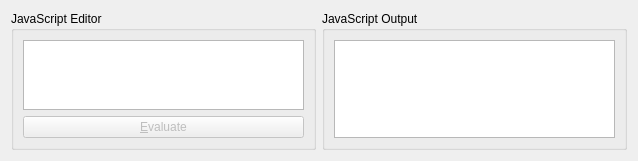
The window that examples/uml/duse-mt/src/plugins/javascriptconsole/javascriptconsole.ui (qt/qtmodeling) describes before a commit, drawn with Qt 5.
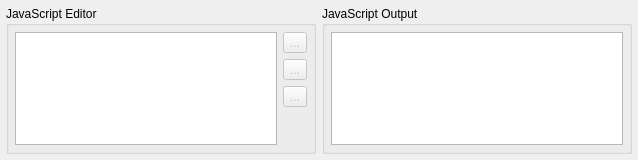
The same window after the commit. Icons and pictures are not drawn.

Commit message: Add opening/saving of scripts

```diff
--- a/examples/uml/duse-mt/src/plugins/javascriptconsole/javascriptconsole.ui
+++ b/examples/uml/duse-mt/src/plugins/javascriptconsole/javascriptconsole.ui
@@ -14,25 +14,117 @@
    <string>Form</string>
   </property>
   <layout class="QGridLayout" name="gridLayout_3">
+   <property name="leftMargin">
+    <number>6</number>
+   </property>
+   <property name="topMargin">
+    <number>6</number>
+   </property>
+   <property name="rightMargin">
+    <number>6</number>
+   </property>
+   <property name="bottomMargin">
+    <number>6</number>
+   </property>
    <item row="0" column="0">
     <widget class="QGroupBox" name="groupBox">
      <property name="title">
       <string>JavaScript Editor</string>
      </property>
      <layout class="QGridLayout" name="gridLayout">
+      <property name="leftMargin">
+       <number>6</number>
+      </property>
+      <property name="topMargin">
+       <number>6</number>
+      </property>
+      <property name="rightMargin">
+       <number>6</number>
+      </property>
+      <property name="bottomMargin">
+       <number>6</number>
+      </property>
       <item row="0" column="0">
-       <widget class="QTextEdit" name="txeJavaScript"/>
-      </item>
-      <item row="1" column="0">
-       <widget class="QPushButton" name="psbJSEvaluate">
-        <property name="enabled">
+       <widget class="QTextEdit" name="txeJavaScript">
+        <property name="acceptRichText">
          <bool>false</bool>
         </property>
-        <property name="text">
-         <string>&amp;Evaluate</string>
-        </property>
        </widget>
       </item>
+      <item row="0" column="1">
+       <layout class="QVBoxLayout" name="verticalLayout">
+        <item>
+         <widget class="QToolButton" name="tbtJSEvaluate">
+          <property name="enabled">
+           <bool>false</bool>
+          </property>
+          <property name="toolTip">
+           <string>Run (CTRL-R)</string>
+          </property>
+          <property name="text">
+           <string>...</string>
+          </property>
+          <property name="icon">
+           <iconset theme="system-run">
+            <normaloff/>
+           </iconset>
+          </property>
+          <property name="shortcut">
+           <string>Ctrl+R</string>
+          </property>
+         </widget>
+        </item>
+        <item>
+         <widget class="QToolButton" name="tbtSaveScript">
+          <property name="enabled">
+           <bool>false</bool>
+          </property>
+          <property name="toolTip">
+           <string>Save script as</string>
+          </property>
+          <property name="text">
+           <string>...</string>
+          </property>
+          <property name="icon">
+           <iconset theme="document-save">
+            <normaloff/>
+           </iconset>
+          </property>
+         </widget>
+        </item>
+        <item>
+         <widget class="QToolButton" name="tbtOpenScript">
+          <property name="enabled">
+           <bool>false</bool>
+          </property>
+          <property name="toolTip">
+           <string>Open script</string>
+          </property>
+          <property name="text">
+           <string>...</string>
+          </property>
+          <property name="icon">
+           <iconset theme="document-open">
+            <normaloff/>
+           </iconset>
+          </property>
+         </widget>
+        </item>
+        <item>
+         <spacer name="verticalSpacer_2">
+          <property name="orientation">
+           <enum>Qt::Vertical</enum>
+          </property>
+          <property name="sizeHint" stdset="0">
+           <size>
+            <width>20</width>
+            <height>40</height>
+           </size>
+          </property>
+         </spacer>
+        </item>
+       </layout>
+      </item>
      </layout>
     </widget>
    </item>
@@ -42,6 +134,18 @@
       <string>JavaScript Output</string>
      </property>
      <layout class="QGridLayout" name="gridLayout_2">
+      <property name="leftMargin">
+       <number>6</number>
+      </property>
+      <property name="topMargin">
+       <number>6</number>
+      </property>
+      <property name="rightMargin">
+       <number>6</number>
+      </property>
+      <property name="bottomMargin">
+       <number>6</number>
+      </property>
       <item row="0" column="0">
        <widget class="QTextEdit" name="txeJavaScriptEvaluation">
         <property name="readOnly">
```
Left out of the diff: 3 changed lines with no effect on the pictures. The commit also changes 3 other files.
